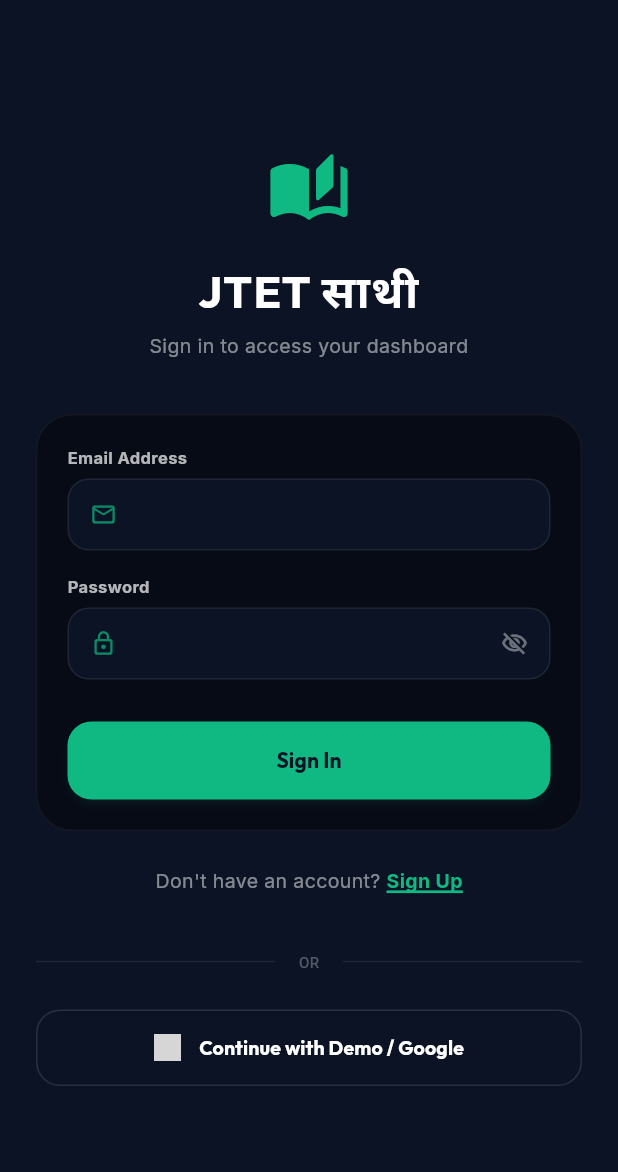
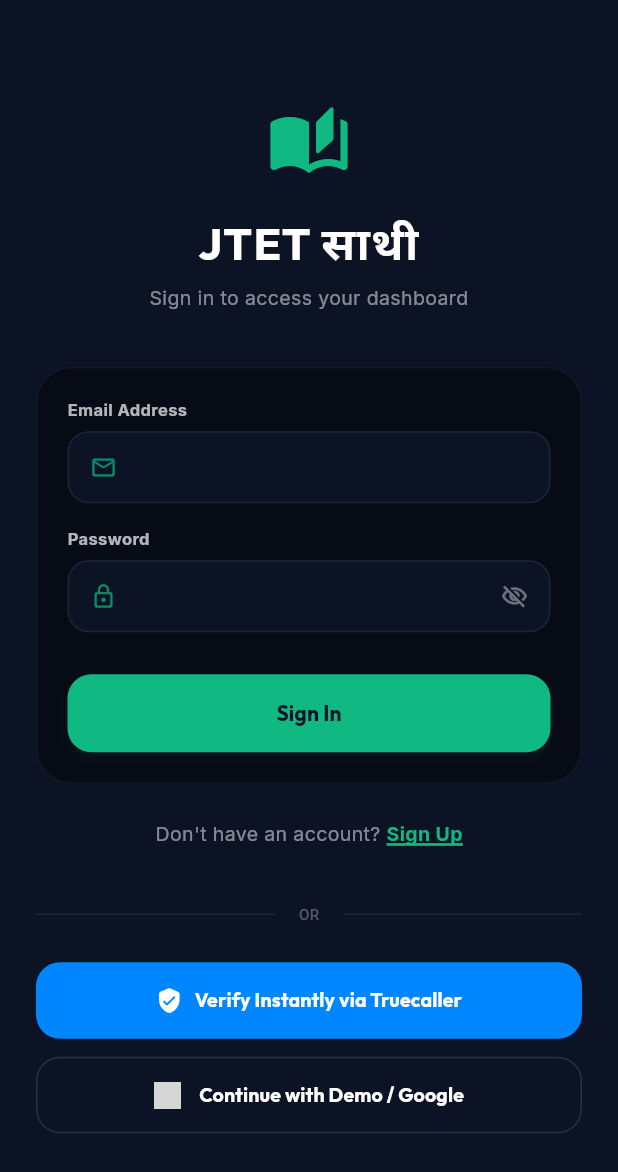
Before and after one commit to amankumard721/upsc, a Flutter app: the screen it shows after launch, after a tap on "Skip", on a phone screen of 412 x 824 dp. Shown: the top 1172 px of the screen. Run offline on Flutter 3.47's test engine with Material 3 defaults, Android fonts, the light colour scheme and no system bars; our stand-ins replace google_fonts, just_audio, shared_preferences, supabase_flutter; missing offline and left inert: truecaller_sdk; accounts and stored records are empty; network calls fail; Roboto replaces fonts that are missing (mono); grey boxes are pictures that could not be loaded.

Commit message:
feat: add Truecaller SDK verification buttons, android metadata and gradle compatibility configuration

```diff
--- a/prepai_flutter/lib/screens/login_screen.dart
+++ b/prepai_flutter/lib/screens/login_screen.dart
@@ -1,5 +1,7 @@
 import 'package:flutter/material.dart';
 import 'package:provider/provider.dart';
+import 'package:truecaller_sdk/truecaller_sdk.dart';
+import 'dart:async';
 import '../providers/app_state.dart';
 import 'main_navigation.dart';
 
@@ -31,8 +33,90 @@
     'SSC CGL & Allied Exams',
   ];
 
+  StreamSubscription? _truecallerSubscription;
+
+  @override
+  void initState() {
+    super.initState();
+    _initTruecaller();
+  }
+
+  void _initTruecaller() {
+    try {
+      TcSdk.initializeSDK(sdkOption: TcSdkOptions.OPTION_VERIFY_ONLY_TC_USERS);
+      _truecallerSubscription = TcSdk.streamCallbackData.listen((event) {
+        final sdkCallback = event as TcSdkCallback;
+        if (sdkCallback.result == TcSdkCallbackResult.success) {
+          _handleTruecallerSuccess(sdkCallback);
+        } else if (sdkCallback.result == TcSdkCallbackResult.failure) {
+          ScaffoldMessenger.of(context).showSnackBar(
+            SnackBar(content: Text('Truecaller verification failed: ${sdkCallback.error?.message ?? "User cancelled"}')),
+          );
+        }
+      });
+    } catch (e) {
+      print('Truecaller SDK init error: $e');
+    }
+  }
+
+  Future<void> _verifyWithTruecaller() async {
+    try {
+      bool isUsable = await TcSdk.isOAuthFlowUsable;
+      if (isUsable) {
+        TcSdk.setOAuthState("jtet-sathi-oauth-state-token");
+        TcSdk.setOAuthScopes(['profile', 'phone', 'openid']);
+
+        final codeVerifier = await TcSdk.generateRandomCodeVerifier;
+        final codeChallenge = await TcSdk.generateCodeChallenge(codeVerifier);
+        if (codeChallenge != null) {
+          TcSdk.setCodeChallenge(codeChallenge);
+          await TcSdk.getAuthorizationCode;
+        } else {
+          ScaffoldMessenger.of(context).showSnackBar(
+            const SnackBar(content: Text('Could not generate Truecaller security challenge.')),
+          );
+        }
+      } else {
+        ScaffoldMessenger.of(context).showSnackBar(
+          const SnackBar(content: Text('Truecaller app is not installed or active on this device.')),
+        );
+      }
+    } catch (e) {
+      ScaffoldMessenger.of(context).showSnackBar(
+        SnackBar(content: Text('Truecaller error: $e')),
+      );
+    }
+  }
+
+  Future<void> _handleTruecallerSuccess(TcSdkCallback event) async {
+    setState(() => _loading = true);
+    final state = Provider.of<AppState>(context, listen: false);
+
+    // OAuth authorization code
+    final authCode = event.tcOAuthData?.authorizationCode ?? 'truecaller-auth-code';
+    final name = "Truecaller Verified";
+
+    try {
+      await state.initialize();
+      if (state.profile != null) {
+        await state.updateProfileName(name);
+      }
+    } catch (e) {
+      print('Truecaller login profile setup error: $e');
+    }
+
+    setState(() => _loading = false);
+    if (mounted) {
+      Navigator.pushReplacement(
+        context,
+        MaterialPageRoute(builder: (context) => const MainNavigation()),
+      );
+    }
+  }
+
   @override
   void dispose() {
+    _truecallerSubscription?.cancel();
     _nameController.dispose();
     _emailController.dispose();
     _passwordController.dispose();
@@ -443,6 +527,26 @@
                   ),
                   const SizedBox(height: 24),
 
+                  // Truecaller Instant Verification Button
+                  ElevatedButton.icon(
+                    onPressed: _loading ? null : _verifyWithTruecaller,
+                    icon: const Icon(Icons.verified_user_rounded, size: 18),
+                    label: const Text(
+                      'Verify Instantly via Truecaller',
+                      style: TextStyle(fontSize: 13, fontWeight: FontWeight.bold, fontFamily: 'Outfit'),
+                    ),
+                    style: ElevatedButton.styleFrom(
+                      backgroundColor: const Color(0xFF0087FF), // Truecaller Blue
+                      foregroundColor: Colors.white,
+                      padding: const EdgeInsets.symmetric(vertical: 16),
+                      shape: RoundedRectangleBorder(
+                        borderRadius: BorderRadius.circular(16),
+                      ),
+                      elevation: 0,
+                    ),
+                  ),
+                  const SizedBox(height: 12),
+
                   // Social Google Login Mock
                   OutlinedButton(
                     onPressed: _loading ? null : _handleBypassDemo,
--- a/prepai_flutter/pubspec.yaml
+++ b/prepai_flutter/pubspec.yaml
@@ -45,6 +45,8 @@
   http: ^1.2.1
   google_fonts: ^6.2.1
   just_audio: ^0.9.38
+  google_sign_in: ^6.2.1
+  truecaller_sdk: ^1.2.0
 
 dev_dependencies:
   flutter_test:
```
Also changed, not shown: 2 other files.
